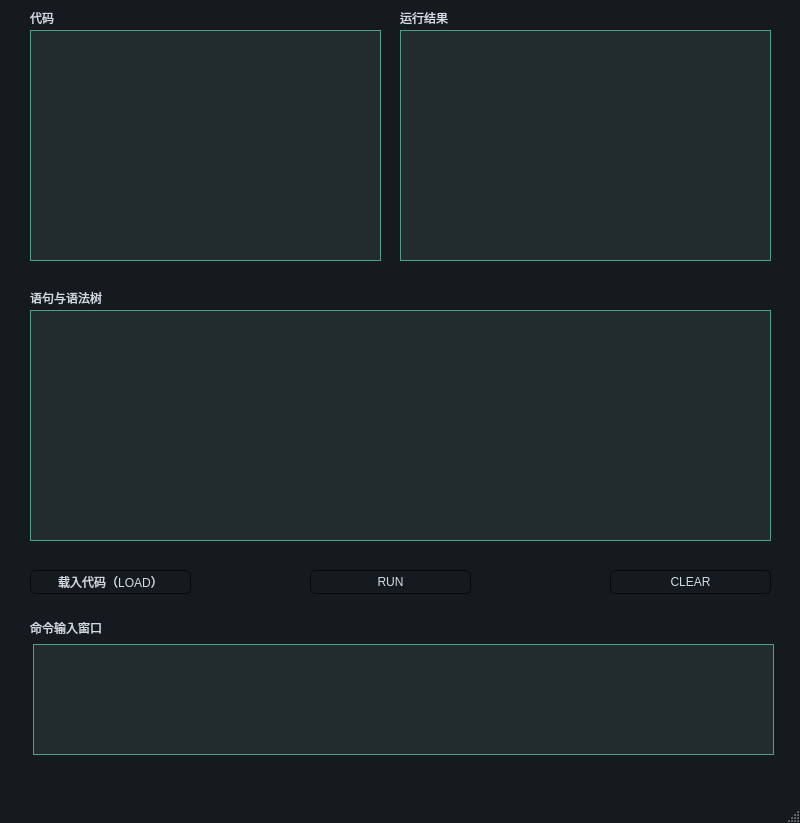
The window that minibasic.ui (linin00/minibasic) describes before a commit, drawn with Qt 5.
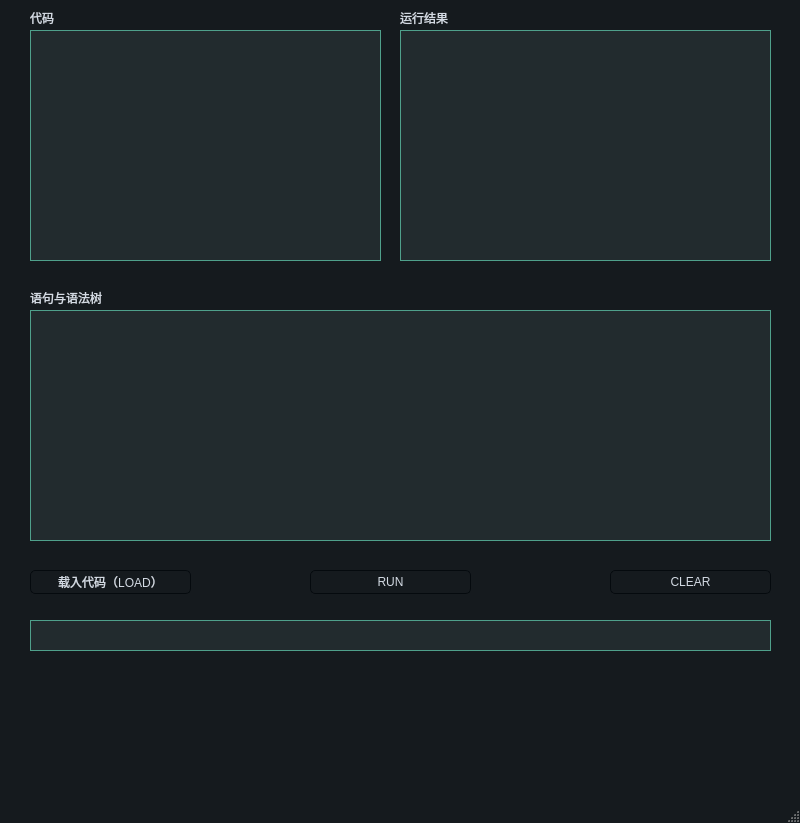
The same window after the commit.

```diff
--- a/minibasic.ui
+++ b/minibasic.ui
@@ -698,13 +698,13 @@
      <enum>QFrame::Box</enum>
     </property>
    </widget>
-   <widget class="QTextEdit" name="INPUT">
+   <widget class="QLineEdit" name="INPUT">
     <property name="geometry">
      <rect>
-      <x>33</x>
-      <y>644</y>
+      <x>30</x>
+      <y>620</y>
       <width>741</width>
-      <height>111</height>
+      <height>31</height>
      </rect>
     </property>
    </widget>
```
